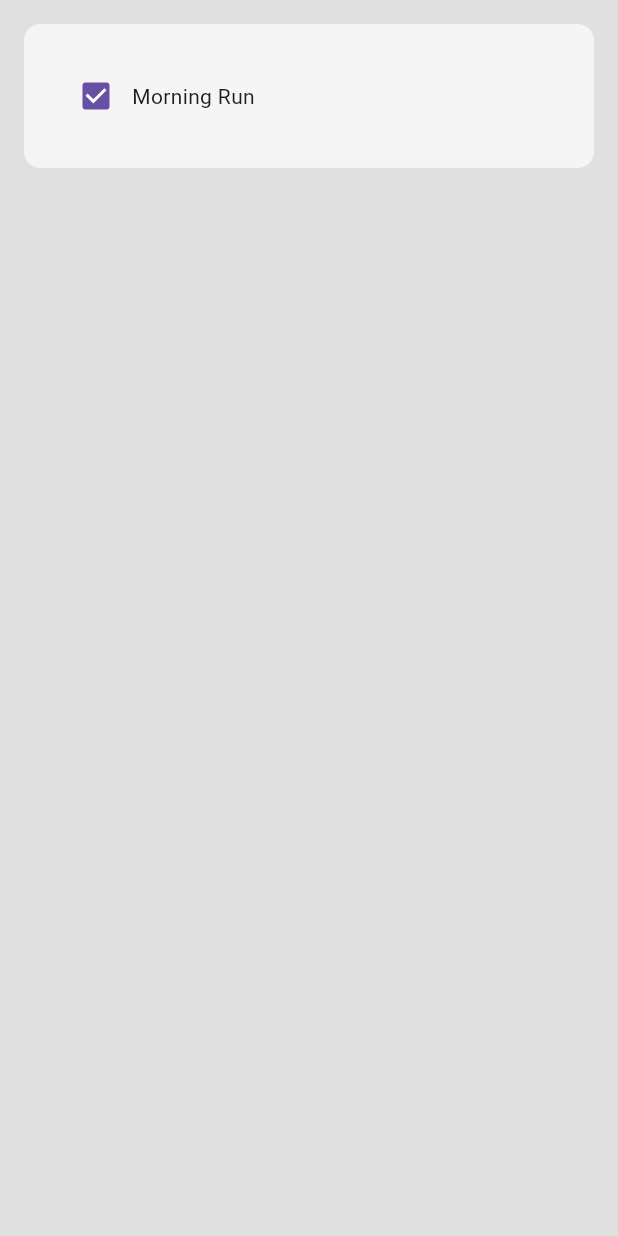
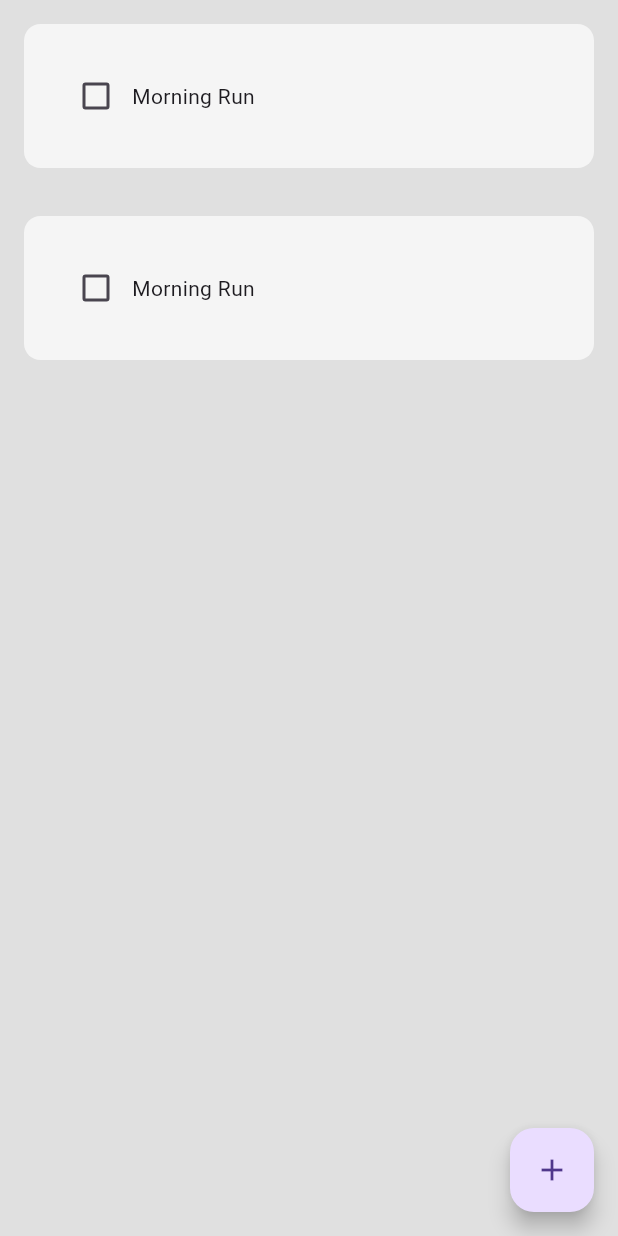
Before and after one commit to DrowLink/habit_tracker, a Flutter app: the screen it shows after launch, on a phone screen of 412 x 824 dp. Run offline on Flutter 3.47's test engine with Material 3 defaults, Android fonts, the phone set to English and light mode, and no system bars.

```diff
--- /dev/null
+++ b/lib/components/my_fab.dart
@@ -0,0 +1,15 @@
+import 'package:flutter/material.dart';
+
+class MyFloatingActionButton extends StatelessWidget {
+  final Function()? onPressed;
+
+  const MyFloatingActionButton({super.key, this.onPressed});
+
+  @override
+  Widget build(BuildContext context) {
+    return FloatingActionButton(
+      onPressed: onPressed,
+      child: const Icon(Icons.add),
+    );
+  }
+}
--- a/lib/main.dart
+++ b/lib/main.dart
@@ -10,9 +10,10 @@ class MainApp extends StatelessWidget {
 
   @override
   Widget build(BuildContext context) {
-    return const MaterialApp(
+    return MaterialApp(
       debugShowCheckedModeBanner: false,
-      home: HomePage(),
+      home: const HomePage(),
+      theme: ThemeData(primarySwatch: Colors.green),
     );
   }
 }
--- a/lib/pages/home_page.dart
+++ b/lib/pages/home_page.dart
@@ -1,5 +1,7 @@
 import 'package:flutter/material.dart';
 import 'package:habit_tracker/components/habit_tile.dart';
+import 'package:habit_tracker/components/my_fab.dart';
+import 'package:habit_tracker/components/new_habit_box.dart';
 
 class HomePage extends StatefulWidget {
   const HomePage({super.key});
@@ -9,28 +11,47 @@ class HomePage extends StatefulWidget {
 }
 
 class _HomePageState extends State<HomePage> {
+
+  // data structure for todays list
+  List todaysHabitList = [
+    ["Morning Run", false],
+    ["Evening Run", false],
+  ];
+
+
+  //bool to control habit completed
+
   // checkbox was tapped
-  bool habitCompleted = false;
+  void checkBoxTapped(bool? value, int index) {
+    setState(() {
+      todaysHabitList[index][1] = value;
+    });
+  }
 
-  void checkBoxTapped(bool? value) {
-    setState(() {
-      habitCompleted = value!;
-    });
+  // create a new habit
+  void createNewHabit() {
+    // show alert dialog for user to enter the new habit details
+    showDialog(context: context, builder: (context) {
+      return EnterNewHabitBox();
+    },);
   }
 
   @override
   Widget build(BuildContext context) {
     return Scaffold(
       backgroundColor: Colors.grey[300],
-      body: ListView(
-        children: [
-          //habit tiles
-          HabitTile(
-            habitCompleted: true,
-            habitName: '',
-            onChanged: (value) {},
-          ),
-        ],
+      floatingActionButton: MyFloatingActionButton(
+        onPressed: () => createNewHabit(),
+      ),
+      body: ListView.builder(
+        itemCount: todaysHabitList.length,
+        itemBuilder: (context, index) {
+          return HabitTile(
+            habitName: todaysHabitList[index][0],
+            habitCompleted: todaysHabitList[index][1],
+            onChanged: (value) => checkBoxTapped(value, index),
+            );
+        },
       ),
     );
   }
```
Also changed, not shown: lib/components/new_habit_box.dart (added, +32 -0 lines).
